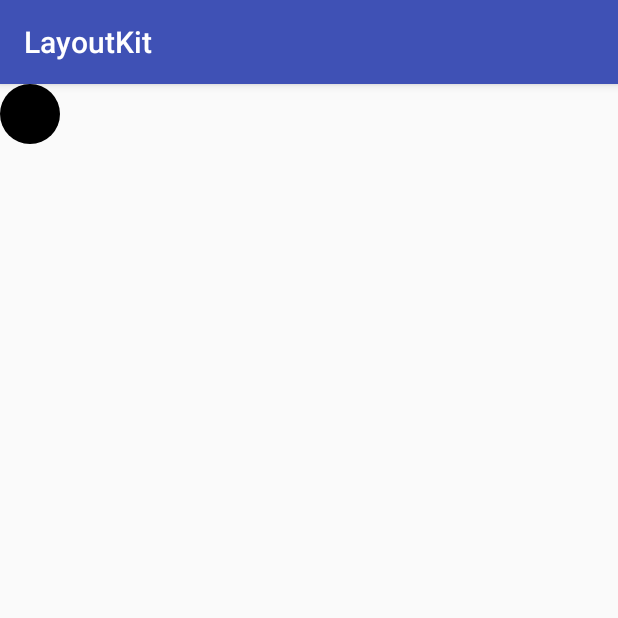
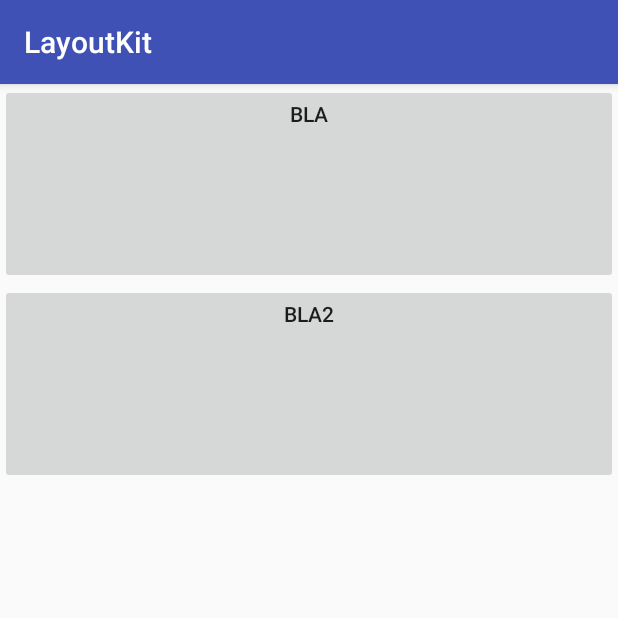
Before and after one commit to FabianTerhorst/AndroidLayoutKit, an Android app: the screen it shows after launch (MainActivity), on a phone screen of 412 x 824 dp, the top half of it. Run offline under Robolectric (Android 15) with nearby library versions, the phone set to English and light mode, and no system bars; 2 statements that could not run were skipped.

Commit message:
* update sample

```diff
--- a/app/src/main/java/io/fabianterhorst/layoutkit/sample/CustomBaseView.java
+++ b/app/src/main/java/io/fabianterhorst/layoutkit/sample/CustomBaseView.java
@@ -2,6 +2,7 @@ package io.fabianterhorst.layoutkit.sample;
 
 import android.graphics.Canvas;
 import android.graphics.Paint;
+import android.view.MotionEvent;
 
 import io.fabianterhorst.layoutkit.BaseView;
 
@@ -25,6 +26,10 @@ public class CustomBaseView extends BaseView {
     }
 
     @Override
+    protected void onTouchEvent(float x, float y, MotionEvent event) {
+    }
+
+    @Override
     protected void onMeasure(float width, float height) {
     }
 }
--- a/app/src/main/java/io/fabianterhorst/layoutkit/sample/MainActivity.java
+++ b/app/src/main/java/io/fabianterhorst/layoutkit/sample/MainActivity.java
@@ -3,9 +3,17 @@ package io.fabianterhorst.layoutkit.sample;
 import android.os.Bundle;
 import android.support.v7.app.AppCompatActivity;
 import android.util.Log;
+import android.view.View;
+import android.widget.Button;
 
+import java.util.Arrays;
+
+import io.fabianterhorst.layoutkit.Axis;
+import io.fabianterhorst.layoutkit.android.AndroidBaseView;
 import io.fabianterhorst.layoutkit.android.LayoutView;
+import io.fabianterhorst.layoutkit.layouts.BaseLayout;
 import io.fabianterhorst.layoutkit.utils.SizeLayoutBuilder;
+import io.fabianterhorst.layoutkit.utils.StackLayoutBuilder;
 
 public class MainActivity extends AppCompatActivity {
 
@@ -23,13 +31,55 @@ public class MainActivity extends AppCompatActivity {
                         .size(100f, 100f)
                         .build().arrangement().makeViews())
         );*/
-        setContentView(
+        /*setContentView(
                 new LayoutView(this, new SizeLayoutBuilder()
                         .baseView(new CustomBaseView())
                         .size(100f, 100f)
                         .build())
-        );
-        //setContentView(new CustomView(this)));
+        );*/
+        //setContentView(new CustomView(this));
+
+        setContentView(new LayoutView(this, new StackLayoutBuilder()
+                .axis(Axis.VERTICAL)
+                .subLayouts(Arrays.asList(new SizeLayoutBuilder()
+                        .baseView(new AndroidBaseView(new Button(this)))
+                        .size(1f, 200f)
+                        .layoutConfig(new BaseLayout.LayoutConfig() {
+                            @Override
+                            public void onConfigure(Object view) {
+                                if (view instanceof Button) {
+                                    Button button = (Button) view;
+                                    button.setText("bla");
+                                    button.setOnClickListener(new View.OnClickListener() {
+                                        @Override
+                                        public void onClick(View view) {
+                                            Log.d("bla", stringFromJNI());
+                                        }
+                                    });
+                                }
+                            }
+                        })
+                        .build(), new SizeLayoutBuilder()
+                        .baseView(new AndroidBaseView(new Button(this)))
+                        .size(1f, 200f)
+                        .layoutConfig(new BaseLayout.LayoutConfig() {
+                            @Override
+                            public void onConfigure(Object view) {
+                                if (view instanceof Button) {
+                                    Button button = (Button) view;
+                                    button.setText("bla2");
+                                    button.setOnClickListener(new View.OnClickListener() {
+                                        @Override
+                                        public void onClick(View view) {
+                                            Log.d("bla2", stringFromJNI());
+                                        }
+                                    });
+                                }
+                            }
+                        })
+                        .build()
+                ))
+                .build()));
 
         // Example of a call to a native method
         //TextView tv = (TextView) findViewById(R.id.sample_text);
```
